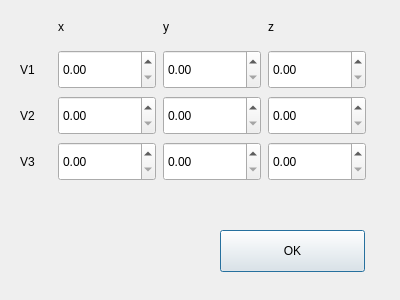
First picture: the form in QtGui/Create_Triangle.ui, repository c-zar/Qt-OpenGL-Raytracer, before the edit.
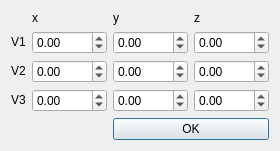
Second picture: the form after the edit.

```diff
--- a/QtGui/Create_Triangle.ui
+++ b/QtGui/Create_Triangle.ui
@@ -6,194 +6,250 @@
    <rect>
     <x>0</x>
     <y>0</y>
-    <width>400</width>
-    <height>300</height>
+    <width>255</width>
+    <height>135</height>
    </rect>
   </property>
   <property name="windowTitle">
    <string>Create_Triangle</string>
   </property>
+  <layout class="QGridLayout" name="gridLayout">
+   <item row="0" column="1">
   <widget class="QLabel" name="label">
-   <property name="geometry">
-    <rect>
-     <x>58</x>
-     <y>10</y>
-     <width>98</width>
-     <height>33</height>
-    </rect>
+     <property name="sizePolicy">
+      <sizepolicy hsizetype="Fixed" vsizetype="Fixed">
+       <horstretch>0</horstretch>
+       <verstretch>0</verstretch>
+      </sizepolicy>
    </property>
    <property name="text">
     <string>x</string>
    </property>
   </widget>
-  <widget class="QDoubleSpinBox" name="doubleSpinBoxV3Z">
-   <property name="geometry">
-    <rect>
-     <x>268</x>
-     <y>142</y>
-     <width>98</width>
-     <height>39</height>
-    </rect>
-   </property>
-  </widget>
-  <widget class="QDoubleSpinBox" name="doubleSpinBoxV1X">
-   <property name="geometry">
-    <rect>
-     <x>58</x>
-     <y>50</y>
-     <width>98</width>
-     <height>39</height>
-    </rect>
-   </property>
-  </widget>
-  <widget class="QDoubleSpinBox" name="doubleSpinBoxV1Z">
-   <property name="geometry">
-    <rect>
-     <x>268</x>
-     <y>50</y>
-     <width>98</width>
-     <height>39</height>
-    </rect>
-   </property>
-  </widget>
-  <widget class="QDoubleSpinBox" name="doubleSpinBoxV2Z">
-   <property name="geometry">
-    <rect>
-     <x>268</x>
-     <y>96</y>
-     <width>98</width>
-     <height>39</height>
-    </rect>
-   </property>
-  </widget>
-  <widget class="QDoubleSpinBox" name="doubleSpinBoxV3Y">
-   <property name="geometry">
-    <rect>
-     <x>163</x>
-     <y>142</y>
-     <width>98</width>
-     <height>39</height>
-    </rect>
-   </property>
-  </widget>
-  <widget class="QLabel" name="label_6">
-   <property name="geometry">
-    <rect>
-     <x>20</x>
-     <y>142</y>
-     <width>31</width>
-     <height>39</height>
-    </rect>
-   </property>
-   <property name="text">
-    <string>V3</string>
-   </property>
-  </widget>
+   </item>
+   <item row="0" column="2">
   <widget class="QLabel" name="label_2">
-   <property name="geometry">
-    <rect>
-     <x>163</x>
-     <y>10</y>
-     <width>98</width>
-     <height>33</height>
-    </rect>
+     <property name="sizePolicy">
+      <sizepolicy hsizetype="Fixed" vsizetype="Fixed">
+       <horstretch>0</horstretch>
+       <verstretch>0</verstretch>
+      </sizepolicy>
    </property>
    <property name="text">
     <string>y</string>
    </property>
   </widget>
+   </item>
+   <item row="0" column="3">
   <widget class="QLabel" name="label_3">
-   <property name="geometry">
-    <rect>
-     <x>268</x>
-     <y>10</y>
-     <width>98</width>
-     <height>33</height>
-    </rect>
+     <property name="sizePolicy">
+      <sizepolicy hsizetype="Fixed" vsizetype="Fixed">
+       <horstretch>0</horstretch>
+       <verstretch>0</verstretch>
+      </sizepolicy>
    </property>
    <property name="text">
     <string>z</string>
    </property>
   </widget>
+   </item>
+   <item row="1" column="0">
+    <widget class="QLabel" name="label_4">
+     <property name="sizePolicy">
+      <sizepolicy hsizetype="Fixed" vsizetype="Fixed">
+       <horstretch>0</horstretch>
+       <verstretch>0</verstretch>
+      </sizepolicy>
+     </property>
+     <property name="text">
+      <string>V1</string>
+     </property>
+    </widget>
+   </item>
+   <item row="1" column="1">
+    <widget class="QDoubleSpinBox" name="doubleSpinBoxV1X">
+     <property name="sizePolicy">
+      <sizepolicy hsizetype="Expanding" vsizetype="Expanding">
+       <horstretch>0</horstretch>
+       <verstretch>0</verstretch>
+      </sizepolicy>
+     </property>
+     <property name="minimum">
+      <double>-1000.000000000000000</double>
+     </property>
+     <property name="maximum">
+      <double>1000.000000000000000</double>
+     </property>
+    </widget>
+   </item>
+   <item row="1" column="2">
+    <widget class="QDoubleSpinBox" name="doubleSpinBoxV1Y">
+     <property name="sizePolicy">
+      <sizepolicy hsizetype="Expanding" vsizetype="Expanding">
+       <horstretch>0</horstretch>
+       <verstretch>0</verstretch>
+      </sizepolicy>
+     </property>
+     <property name="minimum">
+      <double>-1000.000000000000000</double>
+     </property>
+     <property name="maximum">
+      <double>1000.000000000000000</double>
+     </property>
+    </widget>
+   </item>
+   <item row="1" column="3">
+    <widget class="QDoubleSpinBox" name="doubleSpinBoxV1Z">
+     <property name="sizePolicy">
+      <sizepolicy hsizetype="Expanding" vsizetype="Expanding">
+       <horstretch>0</horstretch>
+       <verstretch>0</verstretch>
+      </sizepolicy>
+     </property>
+     <property name="minimum">
+      <double>-1000.000000000000000</double>
+     </property>
+     <property name="maximum">
+      <double>1000.000000000000000</double>
+     </property>
+    </widget>
+   </item>
+   <item row="2" column="0">
   <widget class="QLabel" name="label_5">
-   <property name="geometry">
-    <rect>
-     <x>20</x>
-     <y>96</y>
-     <width>31</width>
-     <height>39</height>
-    </rect>
+     <property name="sizePolicy">
+      <sizepolicy hsizetype="Fixed" vsizetype="Fixed">
+       <horstretch>0</horstretch>
+       <verstretch>0</verstretch>
+      </sizepolicy>
    </property>
    <property name="text">
     <string>V2</string>
    </property>
   </widget>
-  <widget class="QDoubleSpinBox" name="doubleSpinBoxV1Y">
-   <property name="geometry">
-    <rect>
-     <x>163</x>
-     <y>50</y>
-     <width>98</width>
-     <height>39</height>
-    </rect>
-   </property>
-  </widget>
+   </item>
+   <item row="2" column="1">
+    <widget class="QDoubleSpinBox" name="doubleSpinBoxV2X">
+     <property name="sizePolicy">
+      <sizepolicy hsizetype="Expanding" vsizetype="Expanding">
+       <horstretch>0</horstretch>
+       <verstretch>0</verstretch>
+      </sizepolicy>
+     </property>
+     <property name="minimum">
+      <double>-1000.000000000000000</double>
+     </property>
+     <property name="maximum">
+      <double>1000.000000000000000</double>
+     </property>
+    </widget>
+   </item>
+   <item row="2" column="2">
   <widget class="QDoubleSpinBox" name="doubleSpinBoxV2Y">
-   <property name="geometry">
-    <rect>
-     <x>163</x>
-     <y>96</y>
-     <width>98</width>
-     <height>39</height>
-    </rect>
-   </property>
-  </widget>
+     <property name="sizePolicy">
+      <sizepolicy hsizetype="Expanding" vsizetype="Expanding">
+       <horstretch>0</horstretch>
+       <verstretch>0</verstretch>
+      </sizepolicy>
+     </property>
+     <property name="minimum">
+      <double>-1000.000000000000000</double>
+     </property>
+     <property name="maximum">
+      <double>1000.000000000000000</double>
+     </property>
+    </widget>
+   </item>
+   <item row="2" column="3">
+    <widget class="QDoubleSpinBox" name="doubleSpinBoxV2Z">
+     <property name="sizePolicy">
+      <sizepolicy hsizetype="Expanding" vsizetype="Expanding">
+       <horstretch>0</horstretch>
+       <verstretch>0</verstretch>
+      </sizepolicy>
+     </property>
+     <property name="minimum">
+      <double>-1000.000000000000000</double>
+     </property>
+     <property name="maximum">
+      <double>1000.000000000000000</double>
+     </property>
+    </widget>
+   </item>
+   <item row="3" column="0">
+    <widget class="QLabel" name="label_6">
+     <property name="sizePolicy">
+      <sizepolicy hsizetype="Fixed" vsizetype="Fixed">
+       <horstretch>0</horstretch>
+       <verstretch>0</verstretch>
+      </sizepolicy>
+     </property>
+     <property name="text">
+      <string>V3</string>
+     </property>
+    </widget>
+   </item>
+   <item row="3" column="1">
   <widget class="QDoubleSpinBox" name="doubleSpinBoxV3X">
-   <property name="geometry">
-    <rect>
-     <x>58</x>
-     <y>142</y>
-     <width>98</width>
-     <height>39</height>
-    </rect>
-   </property>
-  </widget>
-  <widget class="QDoubleSpinBox" name="doubleSpinBoxV2X">
-   <property name="geometry">
-    <rect>
-     <x>58</x>
-     <y>96</y>
-     <width>98</width>
-     <height>39</height>
-    </rect>
-   </property>
-  </widget>
-  <widget class="QLabel" name="label_4">
-   <property name="geometry">
-    <rect>
-     <x>20</x>
-     <y>50</y>
-     <width>31</width>
-     <height>39</height>
-    </rect>
-   </property>
-   <property name="text">
-    <string>V1</string>
-   </property>
-  </widget>
+     <property name="sizePolicy">
+      <sizepolicy hsizetype="Expanding" vsizetype="Expanding">
+       <horstretch>0</horstretch>
+       <verstretch>0</verstretch>
+      </sizepolicy>
+     </property>
+     <property name="minimum">
+      <double>-1000.000000000000000</double>
+     </property>
+     <property name="maximum">
+      <double>1000.000000000000000</double>
+     </property>
+    </widget>
+   </item>
+   <item row="3" column="2">
+    <widget class="QDoubleSpinBox" name="doubleSpinBoxV3Y">
+     <property name="sizePolicy">
+      <sizepolicy hsizetype="Expanding" vsizetype="Expanding">
+       <horstretch>0</horstretch>
+       <verstretch>0</verstretch>
+      </sizepolicy>
+     </property>
+     <property name="minimum">
+      <double>-1000.000000000000000</double>
+     </property>
+     <property name="maximum">
+      <double>1000.000000000000000</double>
+     </property>
+    </widget>
+   </item>
+   <item row="3" column="3">
+    <widget class="QDoubleSpinBox" name="doubleSpinBoxV3Z">
+     <property name="sizePolicy">
+      <sizepolicy hsizetype="Expanding" vsizetype="Expanding">
+       <horstretch>0</horstretch>
+       <verstretch>0</verstretch>
+      </sizepolicy>
+     </property>
+     <property name="minimum">
+      <double>-1000.000000000000000</double>
+     </property>
+     <property name="maximum">
+      <double>1000.000000000000000</double>
+     </property>
+    </widget>
+   </item>
+   <item row="4" column="2" colspan="2">
   <widget class="QPushButton" name="btnOK">
-   <property name="geometry">
-    <rect>
-     <x>220</x>
-     <y>230</y>
-     <width>145</width>
-     <height>42</height>
-    </rect>
+     <property name="sizePolicy">
+      <sizepolicy hsizetype="Expanding" vsizetype="Expanding">
+       <horstretch>0</horstretch>
+       <verstretch>0</verstretch>
+      </sizepolicy>
    </property>
    <property name="text">
     <string>OK</string>
    </property>
   </widget>
+   </item>
+  </layout>
  </widget>
  <layoutdefault spacing="6" margin="11"/>
  <resources/>
```
Lines whose indentation alone changed are shown as unchanged.
